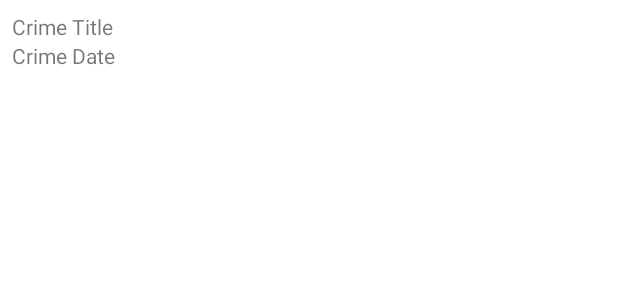
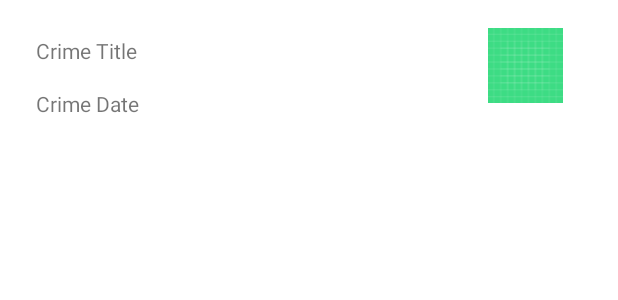
Before and after one commit to ChanwooAn/review_bignerd_android_programming, an Android app: the layout list_item_crime.xml on its own in the app's theme, with its tools: preview values and no code run, on a phone screen of 412 x 824 dp. Shown: the top 300 px of the screen. Run offline under Robolectric (Android 15) with nearby library versions, the phone set to English and light mode, and no system bars.

Commit message:
8/23 1:13

```diff
--- a/CriminalIntent/app/build.gradle
+++ b/CriminalIntent/app/build.gradle
@@ -1,6 +1,7 @@
 plugins {
     id 'com.android.application'
     id 'org.jetbrains.kotlin.android'
+    id 'kotlin-kapt'
 }
 
 android {
@@ -38,6 +39,8 @@ dependencies {
     implementation 'com.google.android.material:material:1.6.1'
     implementation 'androidx.constraintlayout:constraintlayout:2.1.4'
     implementation 'androidx.recyclerview:recyclerview:1.2.1'
+    kapt 'androidx.room:room-compiler:2.4.3'
+    implementation 'androidx.room:room-runtime:2.4.3'
 
 
 
--- a/CriminalIntent/app/src/main/res/layout/fragment_crime.xml
+++ b/CriminalIntent/app/src/main/res/layout/fragment_crime.xml
@@ -16,6 +16,7 @@
         android:hint="@string/crime_title_hint"/>
     <TextView
         style="?android:listSeparatorTextViewStyle"
+
         android:layout_width="match_parent"
         android:layout_height="wrap_content"
         android:text="@string/crime_details_label"/>
--- a/CriminalIntent/app/src/main/res/layout/list_item_crime.xml
+++ b/CriminalIntent/app/src/main/res/layout/list_item_crime.xml
@@ -1,19 +1,42 @@
 <?xml version="1.0" encoding="utf-8"?>
-<LinearLayout xmlns:android="http://schemas.android.com/apk/res/android"
+<androidx.constraintlayout.widget.ConstraintLayout xmlns:android="http://schemas.android.com/apk/res/android"
     android:layout_width="match_parent"
     android:layout_height="wrap_content"
+    xmlns:app="http://schemas.android.com/apk/res-auto"
     android:orientation="vertical"
     android:padding="8dp">
+
     <TextView
         android:id="@+id/crime_title"
-        android:layout_width="match_parent"
+        android:layout_width="0dp"
         android:layout_height="wrap_content"
-        android:text="Crime Title"/>
+        android:text="Crime Title"
+        android:layout_margin="16dp"
+
+
+        app:layout_constraintEnd_toStartOf="@+id/crime_solved"
+        app:layout_constraintStart_toStartOf="parent"
+        app:layout_constraintTop_toTopOf="parent" />
 
     <TextView
         android:id="@+id/crime_date"
-        android:layout_width="match_parent"
+        android:layout_width="0dp"
         android:layout_height="wrap_content"
-        android:text="Crime Date"/>
+        android:text="Crime Date"
+        android:layout_margin="16dp"
 
-</LinearLayout>
+        app:layout_constraintEnd_toStartOf="@+id/crime_solved"
+        app:layout_constraintStart_toStartOf="parent"
+
+        app:layout_constraintTop_toBottomOf="@+id/crime_title" />
+    <ImageView
+        android:id="@+id/crime_solved"
+        android:src="@drawable/ic_launcher_background"
+        android:layout_width="0dp"
+        android:layout_height="50dp"
+
+        app:layout_constraintEnd_toEndOf="parent"
+        app:layout_constraintTop_toTopOf="parent"
+        app:layout_constraintBottom_toBottomOf="parent"/>
+
+</androidx.constraintlayout.widget.ConstraintLayout>
```
Also changed, not shown: CriminalIntent/app/src/main/java/com/bed/android/criminalintent/Model/Crime.kt (+7 -1 lines), CriminalIntent/app/src/main/java/com/bed/android/criminalintent/adapter/CrimeAdapter.kt (+13 -4 lines).
